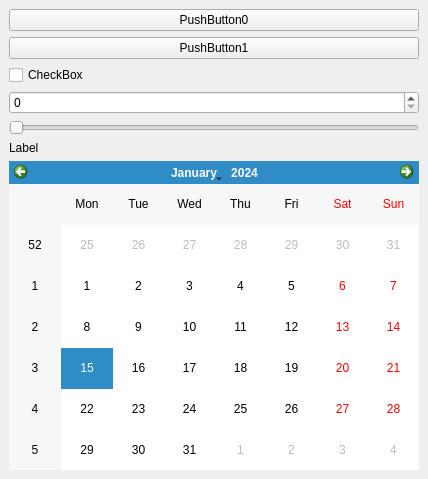
Qt form RoVi-finalProject/SamplePluginPA10/src/SamplePlugin.ui (Javakin/7.semester) before a commit.
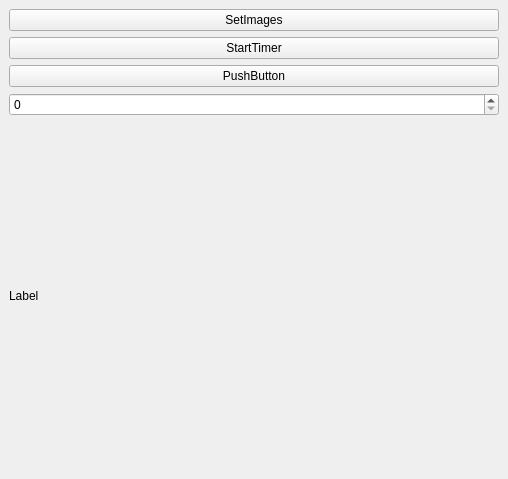
The same form after that commit.

Patch:
```diff
--- a/RoVi-finalProject/SamplePluginPA10/src/SamplePlugin.ui
+++ b/RoVi-finalProject/SamplePluginPA10/src/SamplePlugin.ui
@@ -6,7 +6,7 @@
    <rect>
     <x>0</x>
     <y>0</y>
-    <width>428</width>
+    <width>508</width>
     <height>479</height>
    </rect>
   </property>
@@ -20,34 +20,27 @@
       <item>
        <widget class="QPushButton" name="_btn0">
         <property name="text">
-         <string>PushButton0</string>
+         <string>SetImages</string>
         </property>
        </widget>
       </item>
       <item>
        <widget class="QPushButton" name="_btn1">
         <property name="text">
-         <string>PushButton1</string>
+         <string>StartTimer</string>
         </property>
        </widget>
       </item>
       <item>
-       <widget class="QCheckBox" name="_checkBox">
+       <widget class="QPushButton" name="pushButton">
         <property name="text">
-         <string>CheckBox</string>
+         <string>PushButton</string>
         </property>
        </widget>
       </item>
       <item>
        <widget class="QSpinBox" name="_spinBox"/>
       </item>
-      <item>
-       <widget class="QSlider" name="_slider">
-        <property name="orientation">
-         <enum>Qt::Horizontal</enum>
-        </property>
-       </widget>
-      </item>
       <item>
        <widget class="QLabel" name="_label">
         <property name="text">
@@ -55,9 +48,6 @@
         </property>
        </widget>
       </item>
-      <item>
-       <widget class="QCalendarWidget" name="_calendar"/>
-      </item>
      </layout>
     </item>
    </layout>
```
